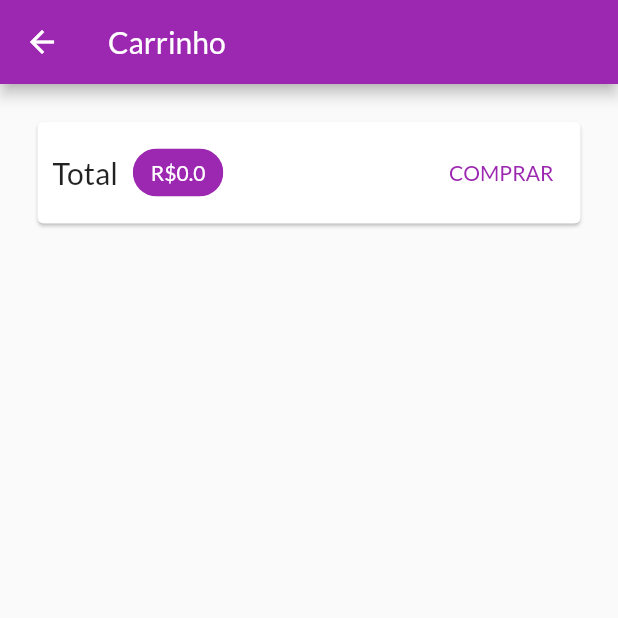
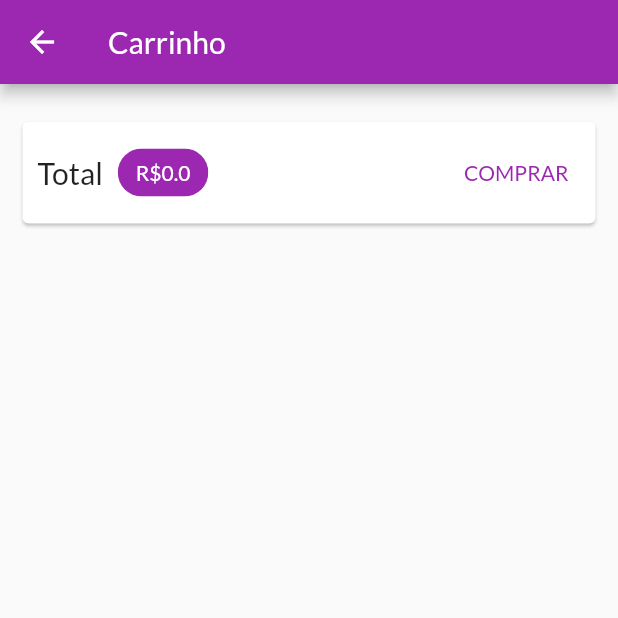
Before and after one commit to AndersonGoncalves/CursoCompletoFlutter, a Flutter app: the CartPage screen opened by its route, on a phone screen of 412 x 824 dp, the top half of it. Run offline on Flutter 3.47's test engine with Material 2 defaults, Android fonts, the phone set to English and light mode, and no system bars; network calls fail.

```diff
--- a/shop/lib/pages/cart_page.dart
+++ b/shop/lib/pages/cart_page.dart
@@ -18,7 +18,10 @@ class CartPage extends StatelessWidget {
       body: Column(
         children: [
           Card(
-            margin: const EdgeInsets.all(25),
+            margin: const EdgeInsets.symmetric(
+              horizontal: 15,
+              vertical: 25,
+            ),
             child: Padding(
               padding: const EdgeInsets.all(10),
               child: Row(
```
Also changed, not shown: shop/lib/components/cart_item.dart (+27 -1 lines).
